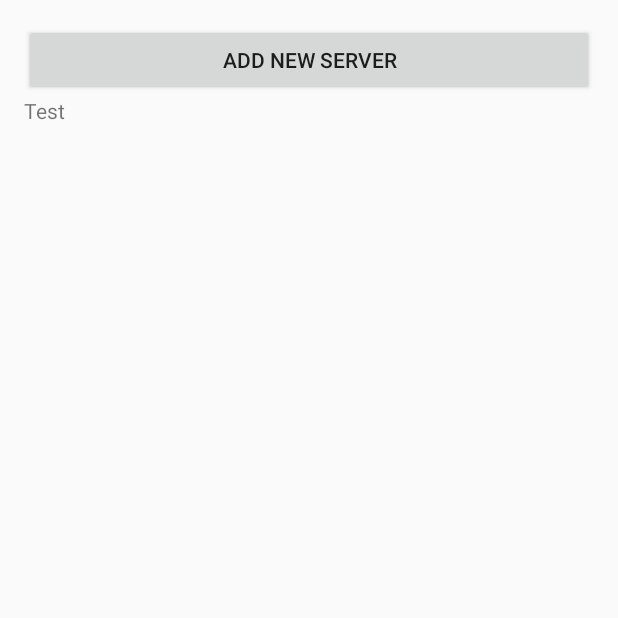
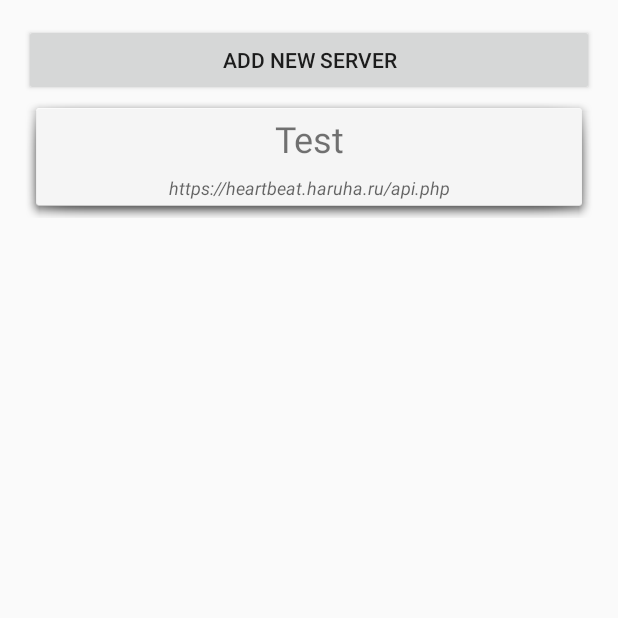
Before and after one commit to samuellapointe/Watchdog, an Android app: the screen it shows after launch (ServerListActivity), after a tap on "ADD NEW SERVER", on a phone screen of 412 x 824 dp, the top half of it. Run offline under Robolectric (Android 15) with nearby library versions, the phone set to English and light mode, and no system bars.

Commit message:
Clickable servers

```diff
--- a/app/src/main/java/ca/uqac/watchdog/Server.java
+++ b/app/src/main/java/ca/uqac/watchdog/Server.java
@@ -16,4 +16,8 @@ public class Server {
     public String getDisplayName() {
         return displayName;
     }
+
+    public String getURL() {
+        return url;
+    }
 }
--- a/app/src/main/java/ca/uqac/watchdog/ServerAdapter.java
+++ b/app/src/main/java/ca/uqac/watchdog/ServerAdapter.java
@@ -1,8 +1,10 @@
 package ca.uqac.watchdog;
 
 import android.content.Context;
+import android.content.Intent;
 import android.view.LayoutInflater;
 import android.widget.ArrayAdapter;
+import android.widget.LinearLayout;
 import android.widget.TextView;
 import android.view.View;
 import android.view.ViewGroup;
@@ -21,14 +23,28 @@ public class ServerAdapter extends ArrayAdapter<Server> {
 
     public View getView(int position, View convertView, ViewGroup parent) {
         Server server = getItem(position);
+        final Context context = this.getContext();
 
         if (convertView == null) {
-            convertView = LayoutInflater.from(this.getContext()).inflate(R.layout.item_server, parent, false);
+            convertView = LayoutInflater.from(context).inflate(R.layout.item_server, parent, false);
         }
 
         TextView serverName = (TextView) convertView.findViewById(R.id.serverName);
         serverName.setText(server.getDisplayName());
 
+        TextView serverURL = (TextView) convertView.findViewById(R.id.serverURL);
+        serverURL.setText(server.getURL());
+
+        LinearLayout serverContainer = (LinearLayout) convertView.findViewById(R.id.serverItemContainer);
+        serverContainer.setOnClickListener(new View.OnClickListener() {
+            @Override
+            public void onClick(View v) {
+                // Aller à la page des détails du serveur
+                Intent i = new Intent(context, ServerDetailsActivity.class);
+                context.startActivity(i);
+            }
+        });
+
         return convertView;
     }
 }
--- a/app/src/main/java/ca/uqac/watchdog/ServerListActivity.java
+++ b/app/src/main/java/ca/uqac/watchdog/ServerListActivity.java
@@ -47,20 +47,6 @@ public class ServerListActivity extends ListActivity {
                 context.startService(i);
             }
         });*/
-
-
-        // Bouton de détails du serveur.
-        /*final Button buttonServerDetails = (Button) findViewById(R.id.button2);
-
-        // Action au clic du bouton de détails du serveur
-        buttonServerDetails.setOnClickListener(new View.OnClickListener() {
-            @Override
-            public void onClick(View v) {
-                // Aller à la page des détails du serveur
-                Intent i = new Intent(context, ServerDetailsActivity.class);
-                startActivity(i);
-            }
-        });*/
     }
 
     public void OnAddServerClick(View v) {
--- a/app/src/main/res/layout/activity_serverlist.xml
+++ b/app/src/main/res/layout/activity_serverlist.xml
@@ -34,15 +34,5 @@
         android:id="@+id/button"
         android:layout_centerVertical="true"
         android:layout_centerHorizontal="true" />
-
-    <Button
-        android:text="Server Details"
-        android:layout_width="wrap_content"
-        android:layout_height="wrap_content"
-        android:id="@+id/button2"
-        android:layout_below="@+id/button"
-        android:layout_alignLeft="@+id/button"
-        android:layout_alignStart="@+id/button"
-        android:layout_marginTop="73dp" />
         -->
 </RelativeLayout>
--- a/app/src/main/res/layout/item_server.xml
+++ b/app/src/main/res/layout/item_server.xml
@@ -1,11 +1,32 @@
 <?xml version="1.0" encoding="utf-8"?>
 <LinearLayout xmlns:android="http://schemas.android.com/apk/res/android"
+    xmlns:tools="http://schemas.android.com/tools"
     android:layout_width="match_parent"
-    android:layout_height="match_parent" >
+    android:layout_height="wrap_content"
+    android:orientation="vertical"
+    android:background="@android:drawable/dialog_holo_light_frame"
+    android:id="@+id/serverItemContainer">
+
     <TextView
         android:id="@+id/serverName"
-        android:layout_width="wrap_content"
+        android:layout_width="match_parent"
         android:layout_height="wrap_content"
-        android:text="Name" />
+        android:text="Name"
+        android:textAlignment="center"
+        android:textSize="24sp"
+        android:textAllCaps="false"
+        android:paddingTop="4dp"
+        android:paddingBottom="4dp" />
+
+    <TextView
+        android:id="@+id/serverURL"
+        android:layout_width="match_parent"
+        android:layout_height="wrap_content"
+        android:text="url"
+        android:paddingTop="4dp"
+        android:paddingBottom="4dp"
+        android:textAppearance="@style/TextAppearance.AppCompat.Caption"
+        android:textAlignment="center"
+        android:textStyle="normal|italic" />
 
 </LinearLayout>
--- a/app/src/main/res/values/colors.xml
+++ b/app/src/main/res/values/colors.xml
@@ -1,6 +1,6 @@
 <?xml version="1.0" encoding="utf-8"?>
 <resources>
-    <color name="colorPrimary">#3F51B5</color>
+    <color name="colorPrimary">#3f51b5</color>
     <color name="colorPrimaryDark">#303F9F</color>
     <color name="colorAccent">#FF4081</color>
 </resources>
```
